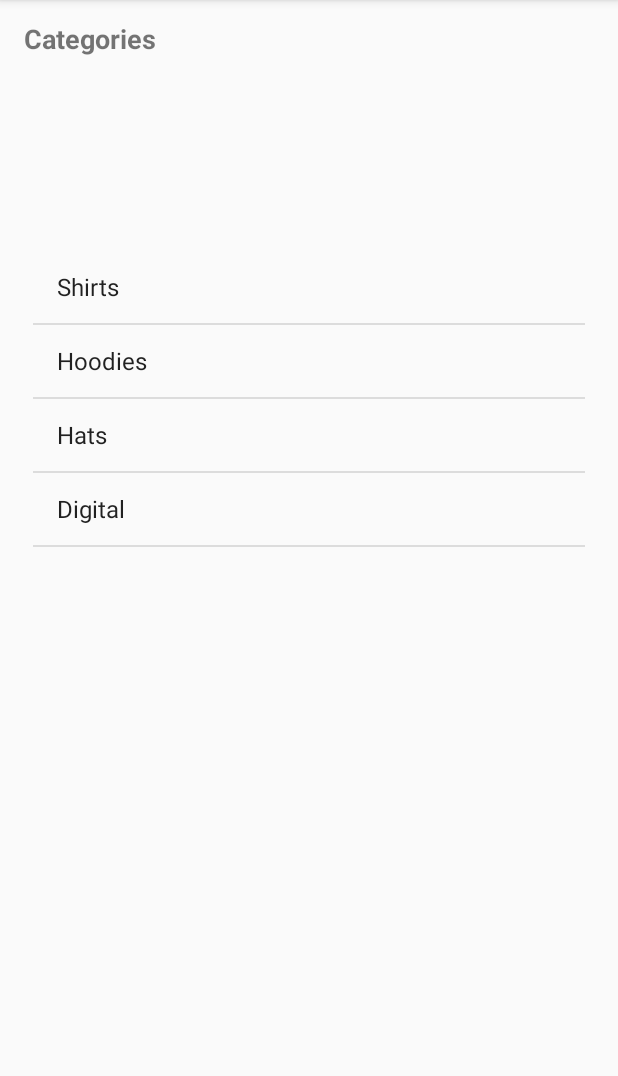
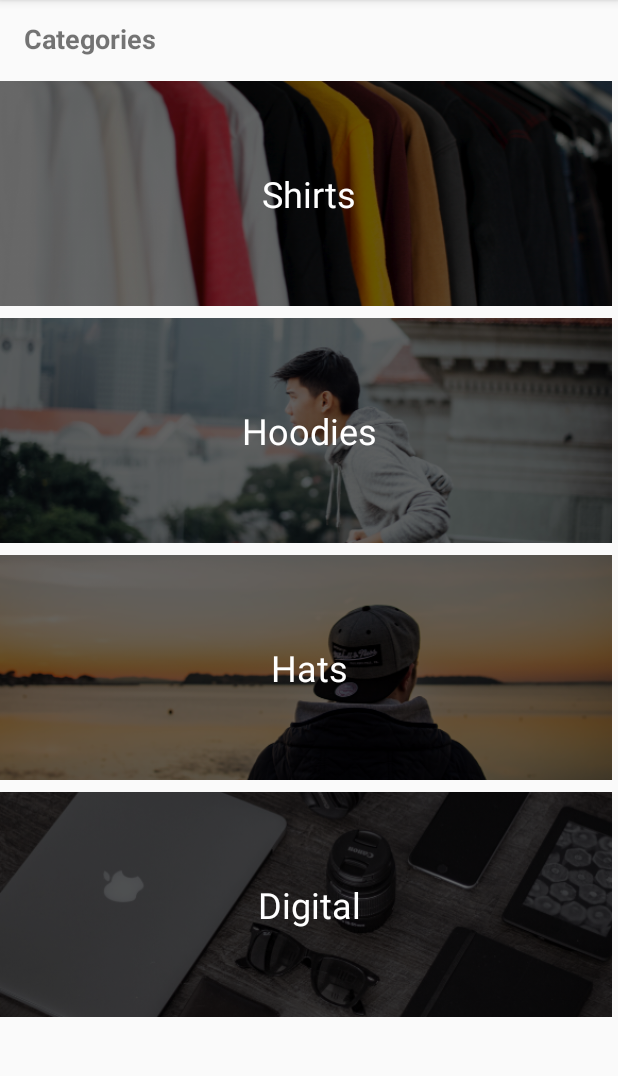
Before and after one commit to 091karan/CoderSwag, an Android app: the screen it shows after launch (MainActivity), on a phone screen of 412 x 824 dp, the part 84-1160 px from its top. Run offline under Robolectric (Android 15) with nearby library versions, the phone set to English and light mode, and no system bars.

Commit message:
Add Custom Adapter for Category

```diff
--- /dev/null
+++ b/app/src/main/java/com/karan/android/coderswag/adapters/CategoryAdapter.kt
@@ -0,0 +1,51 @@
+package com.karan.android.coderswag.adapters
+
+import android.content.Context
+import android.view.LayoutInflater
+import android.view.View
+import android.view.ViewGroup
+import android.widget.BaseAdapter
+import android.widget.ImageView
+import android.widget.TextView
+import com.karan.android.coderswag.R
+import com.karan.android.coderswag.model.Category
+
+class CategoryAdapter(val context : Context, val categories: List<Category>): BaseAdapter() {
+    override fun getView(position: Int, convertView: View?, parentView: ViewGroup?): View {
+        val categoryView : View
+        val holder: ViewHolder
+
+        if(convertView == null){
+            categoryView = LayoutInflater.from(context).inflate(R.layout.category_list_item,null)
+            holder = ViewHolder()
+            holder.categoryImage = categoryView.findViewById(R.id.categoryImage)
+            holder.categoryName = categoryView.findViewById(R.id.categoryName)
+            categoryView.tag = holder
+        }
+        else{
+            holder = convertView.tag as ViewHolder
+            categoryView = convertView
+        }
+        val imageResourceId = context.resources.getIdentifier(categories[position].image,"drawable",context.packageName)
+        holder.categoryImage?.setImageResource(imageResourceId)
+        holder.categoryName?.text = categories[position].title
+        return categoryView
+    }
+
+    override fun getItem(position: Int): Any {
+        return categories[position]
+    }
+
+    override fun getItemId(p0: Int): Long {
+        return 0
+    }
+
+    override fun getCount(): Int {
+        return categories.count()
+    }
+
+    private class ViewHolder{
+        var categoryName: TextView? = null
+        var categoryImage: ImageView? = null
+    }
+}
--- a/app/src/main/java/com/karan/android/coderswag/controller/MainActivity.kt
+++ b/app/src/main/java/com/karan/android/coderswag/controller/MainActivity.kt
@@ -4,19 +4,20 @@ import android.support.v7.app.AppCompatActivity
 import android.os.Bundle
 import android.widget.ArrayAdapter
 import com.karan.android.coderswag.R
+import com.karan.android.coderswag.adapters.CategoryAdapter
 import com.karan.android.coderswag.model.Category
 import com.karan.android.coderswag.services.DataService
 import kotlinx.android.synthetic.main.activity_main.*
 
 class MainActivity : AppCompatActivity() {
 
-    lateinit var adapter : ArrayAdapter<Category>
+    lateinit var adapter : CategoryAdapter
 
     override fun onCreate(savedInstanceState: Bundle?) {
         super.onCreate(savedInstanceState)
         setContentView(R.layout.activity_main)
 
-        adapter = ArrayAdapter(this,android.R.layout.simple_list_item_1,DataService.categories)
+        adapter = CategoryAdapter(this,DataService.categories)
         listItemView.adapter = adapter
 
     }
--- a/app/src/main/res/layout/activity_main.xml
+++ b/app/src/main/res/layout/activity_main.xml
@@ -13,14 +13,15 @@
             android:text="Categories"
             app:layout_constraintLeft_toLeftOf="parent"
             app:layout_constraintTop_toTopOf="parent" android:layout_marginTop="13dp" android:layout_marginLeft="16dp"
-            android:id="@+id/textView" android:textSize="18sp" android:textStyle="bold"/>
+            android:id="@+id/textView" android:textSize="18sp" android:textStyle="bold"
+            app:layout_constraintBottom_toTopOf="@+id/listItemView" android:layout_marginBottom="16dp"/>
     <ListView
-            android:layout_width="368dp"
-            android:layout_height="463dp"
+            android:layout_width="0dp"
+            android:layout_height="0dp"
             android:id="@+id/listItemView"
             app:layout_constraintTop_toBottomOf="@+id/textView" app:layout_constraintEnd_toEndOf="parent"
-            android:layout_marginEnd="8dp" app:layout_constraintStart_toStartOf="parent"
-            android:layout_marginStart="8dp" android:layout_marginBottom="8dp"
-            app:layout_constraintBottom_toBottomOf="parent"/>
+            app:layout_constraintStart_toStartOf="parent"
+            app:layout_constraintBottom_toBottomOf="parent"
+            android:divider="@null"/>
 
 </android.support.constraint.ConstraintLayout>
--- a/app/src/main/res/layout/category_list_item.xml
+++ b/app/src/main/res/layout/category_list_item.xml
@@ -7,13 +7,13 @@
 
     <ImageView
             android:layout_width="0dp"
-            android:layout_height="0dp" app:srcCompat="@drawable/hatimage"
-            android:id="@+id/categoryImage" android:layout_marginTop="8dp"
+            android:layout_height="150dp" app:srcCompat="@drawable/hatimage"
+            android:id="@+id/categoryImage"
             app:layout_constraintTop_toTopOf="parent" app:layout_constraintStart_toStartOf="parent"
             app:layout_constraintEnd_toEndOf="parent"
             android:layout_marginBottom="8dp" app:layout_constraintBottom_toBottomOf="parent"
             android:scaleType="centerCrop" app:layout_constraintVertical_bias="0.0"
-            android:contentDescription="@string/background_image"/>
+            android:contentDescription="@string/background_image" android:layout_marginEnd="4dp"/>
     <TextView
             android:layout_width="wrap_content"
             android:layout_height="wrap_content"
```
